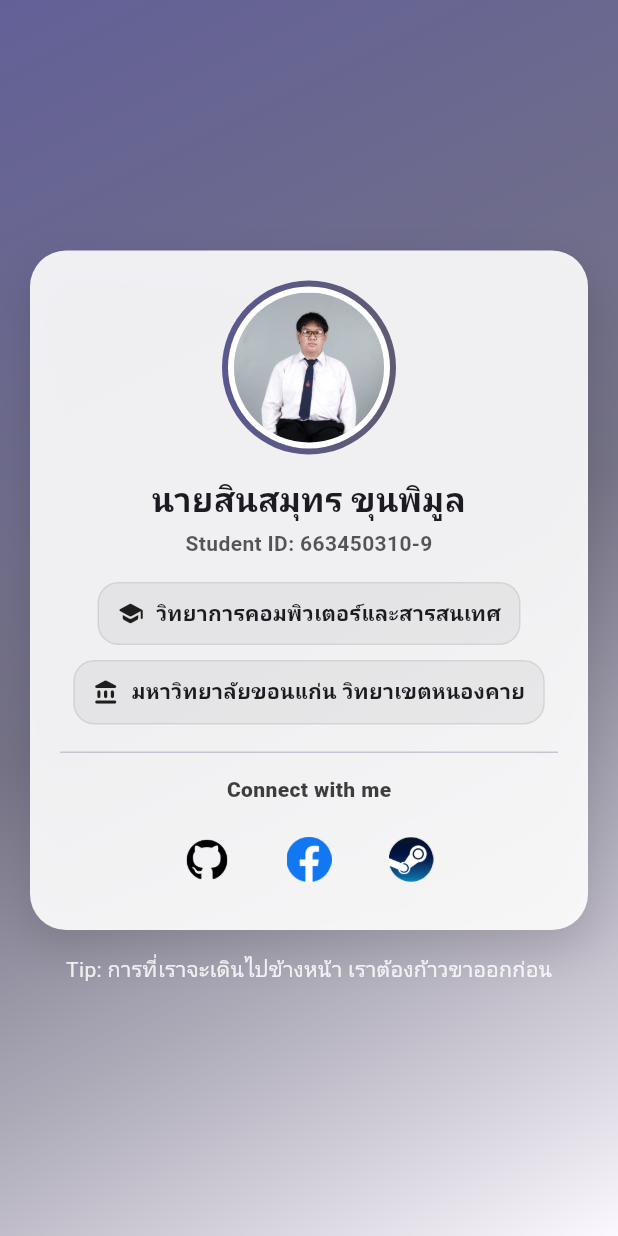
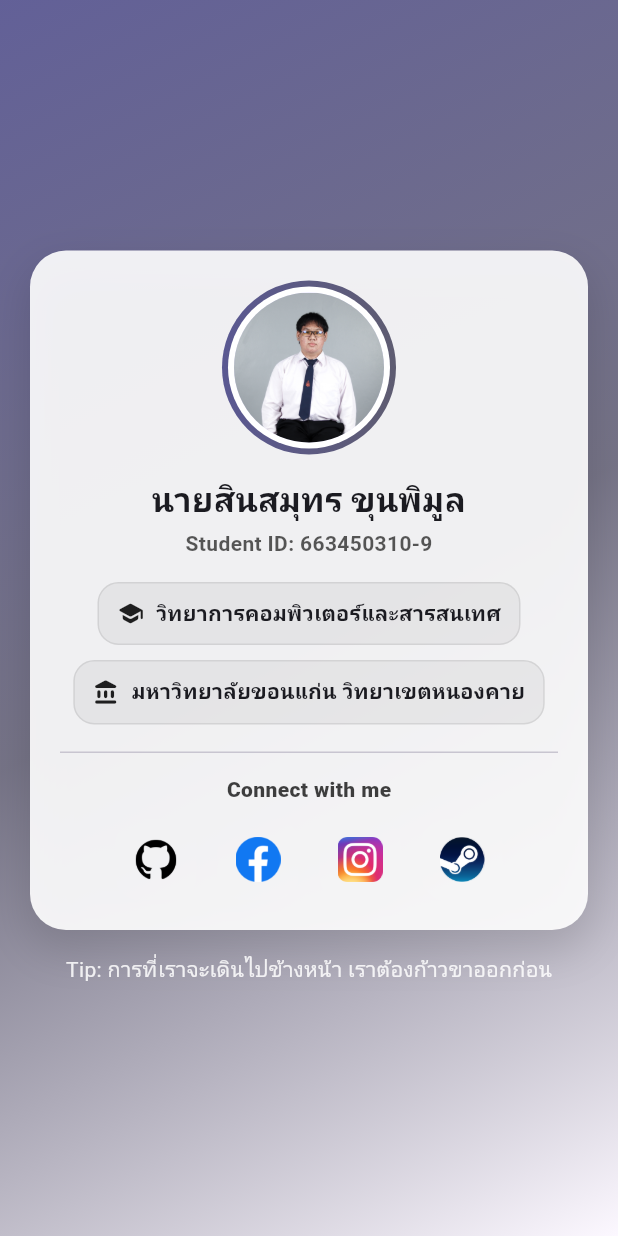
Before and after one commit to DeadShotZ47/IN403105-Lab1, a Flutter app: the screen it shows after launch, on a phone screen of 412 x 824 dp. Run offline on Flutter 3.47's test engine with Material 3 defaults, Android fonts, the phone set to English and light mode, and no system bars.

Commit message:
add ig link

```diff
--- a/lib/main.dart
+++ b/lib/main.dart
@@ -31,6 +31,7 @@ class HomePage extends StatelessWidget {
 
   static const String githubUrl = 'https://github.com/DeadShotZ47';
   static const String facebookUrl = 'https://www.facebook.com/sinsamut.khunphimool.3';
+  static const String igUrl = 'https://www.instagram.com/poundlnwza007?igsh=NHppa3BzZHR1b3hx';
   static const String steamUrl = 'https://steamcommunity.com/profiles/76561198970543087/';
 
   Future<void> _openUrl(String url) async {
@@ -174,6 +175,12 @@ class HomePage extends StatelessWidget {
                               ),
                               const SizedBox(width: 14),
                               _LogoButton(
+                                assetPath: 'asset/icon/Instagram_icon.png',
+                                tooltip: 'Instagram',
+                                onTap: () => _openUrl(igUrl),
+                              ),
+                              const SizedBox(width: 14),
+                              _LogoButton(
                                 assetPath: 'asset/icon/Steam_icon_logo.png',
                                 tooltip: 'Steam',
                                 onTap: () => _openUrl(steamUrl),
```
Also changed, not shown: asset/icon/GitHub-Mark-ea2971cee799.png (deleted), asset/icon/Instagram_icon.png (added).
